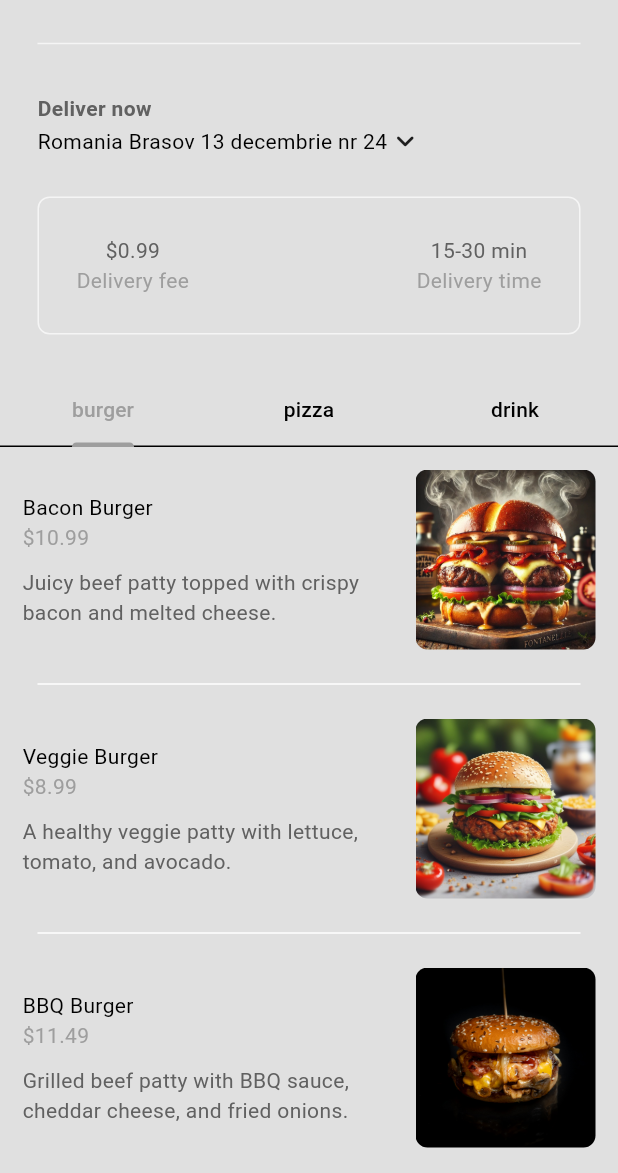
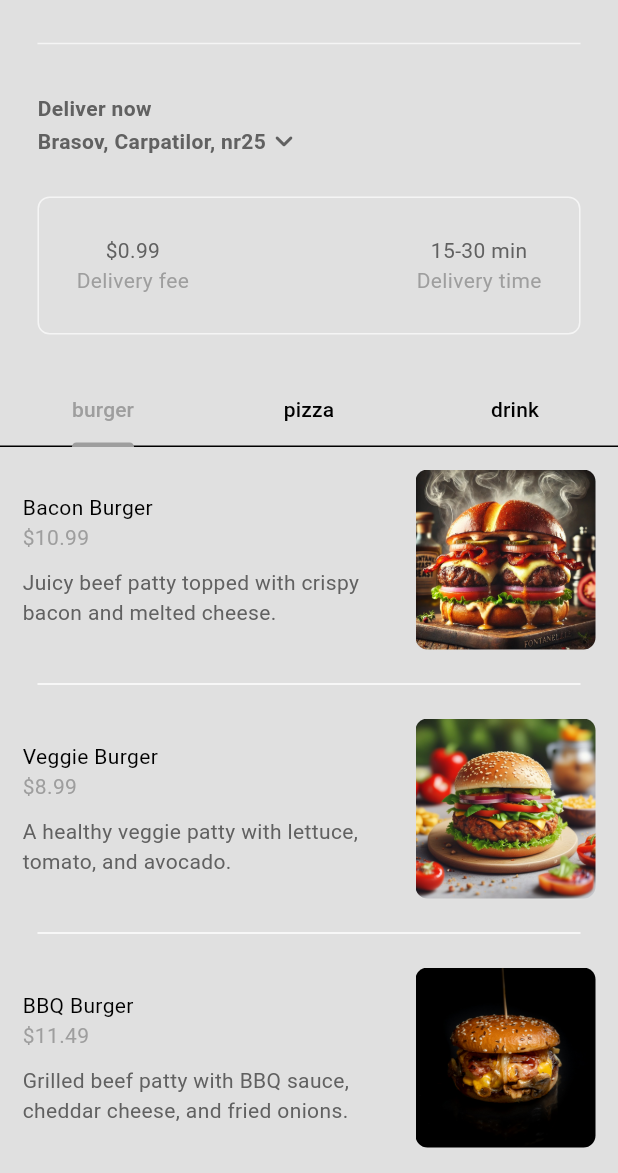
Before and after one commit to Gabi-Plosnita/FoodAppDam, a Flutter app: the HomePage screen opened directly, on a phone screen of 412 x 824 dp, the part 63-1236 px from its top. Run offline on Flutter 3.47's test engine with Material 3 defaults, Android fonts, the phone set to English and light mode, and no system bars; our stand-ins replace cloud_firestore, firebase_core, flutter_credit_card; accounts and stored records are empty.

Commit message:
Add functionality to update the location

```diff
--- a/food_app/lib/components/my_current_location.dart
+++ b/food_app/lib/components/my_current_location.dart
@@ -1,29 +1,43 @@
 import 'package:flutter/material.dart';
+import 'package:food_app/models/restaurant.dart';
+import 'package:provider/provider.dart';
 
 class MyCurrentLocation extends StatelessWidget {
-  const MyCurrentLocation({super.key});
+  MyCurrentLocation({super.key});
 
-  void openLocationSearchBox(BuildContext context)
-  {
+  final TextEditingController textController = TextEditingController();
+
+  void openLocationSearchBox(BuildContext context) {
     showDialog(
       context: context,
       builder: (context) => AlertDialog(
         title: const Text("Your location"),
-        content: const TextField(
-          decoration: InputDecoration(hintText: "Search adress.."),
+        content: TextField(
+          controller: textController,
+          decoration: const InputDecoration(hintText: "Enter address..."),
         ),
         actions: [
           MaterialButton(
             onPressed: () => Navigator.pop(context),
             child: const Text("Cancel"),
           ),
-
           MaterialButton(
-            onPressed: () => Navigator.pop(context),
+            onPressed: () {
+              String newAddress = textController.text;
+              if (newAddress.isNotEmpty) {
+                context.read<Restaurant>().updateDeliveryAdress(newAddress);
+                Navigator.pop(context);
+                textController.clear();
+              } else {
+                ScaffoldMessenger.of(context).showSnackBar(
+                  const SnackBar(content: Text('Address cannot be empty')),
+                );
+              }
+            },
             child: const Text("Save"),
           ),
         ],
-      )
+      ),
     );
   }
 
@@ -42,13 +56,26 @@ class MyCurrentLocation extends StatelessWidget {
             ),
           ),
           GestureDetector(
-              onTap: () => openLocationSearchBox(context),
-              child: Row(
-                children: [
-                  Text("Romania Brasov 13 decembrie nr 24"),
-                  Icon(Icons.keyboard_arrow_down_rounded),
-                ],
-              )
+            onTap: () => openLocationSearchBox(context),
+            child: Row(
+              children: [
+                Consumer<Restaurant>(
+                  builder: (context, restaurant, child) {
+                    return Text(
+                      restaurant.deliveryAdress,
+                      style: TextStyle(
+                        color: Theme.of(context).colorScheme.inversePrimary,
+                        fontWeight: FontWeight.bold,
+                      ),
+                    );
+                  },
+                ),
+                Icon(
+                  Icons.keyboard_arrow_down_rounded,
+                  color: Theme.of(context).colorScheme.inversePrimary,
+                ),
+              ],
+            ),
           )
         ],
       ),
--- a/food_app/lib/models/restaurant.dart
+++ b/food_app/lib/models/restaurant.dart
@@ -137,10 +137,13 @@ class Restaurant extends ChangeNotifier {
         ]),
   ];
 
+  final List<CartItem> _cart = [];
+
+  String _deliveryAdress = 'Brasov, Carpatilor, nr25';
+
   List<Food> get menu => _menu;
   List<CartItem> get cart => _cart;
-
-  final List<CartItem> _cart = [];
+  String get deliveryAdress => _deliveryAdress;
 
   void addToCart(Food food, List<Addon> selectedAddons) {
     CartItem? cartItem = _cart.firstWhereOrNull((item) {
@@ -244,4 +247,9 @@ class Restaurant extends ChangeNotifier {
     return addons.map((addon) => "${addon.name} (${_formatPrice(addon.price)})")
                  .join(", ");
   }
+
+  void updateDeliveryAdress(String adress){
+    _deliveryAdress = adress;
+    notifyListeners();
+  }
 }
--- a/food_app/lib/pages/home_page.dart
+++ b/food_app/lib/pages/home_page.dart
@@ -78,7 +78,7 @@ class _HomePageState extends State<HomePage>
                     endIndent: 25,
                     color: Theme.of(context).colorScheme.secondary,
                   ),
-                  const MyCurrentLocation(),
+                  MyCurrentLocation(),
                   const MyDescriptionBox(),
                 ],
               ),
```
